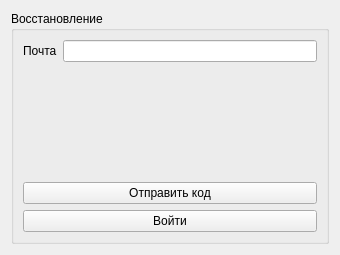
First picture: the form in client/users/mail.ui, repository KorvinThePoet/A2A, before the edit.
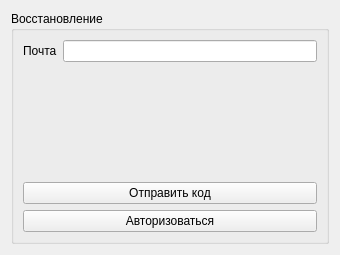
Second picture: the form after the edit.

The edit to the form file:
```diff
--- a/client/users/mail.ui
+++ b/client/users/mail.ui
@@ -59,7 +59,7 @@
         <item>
          <widget class="QPushButton" name="login_btn">
           <property name="text">
-           <string>Войти</string>
+           <string>Авторизоваться</string>
           </property>
          </widget>
         </item>
```
